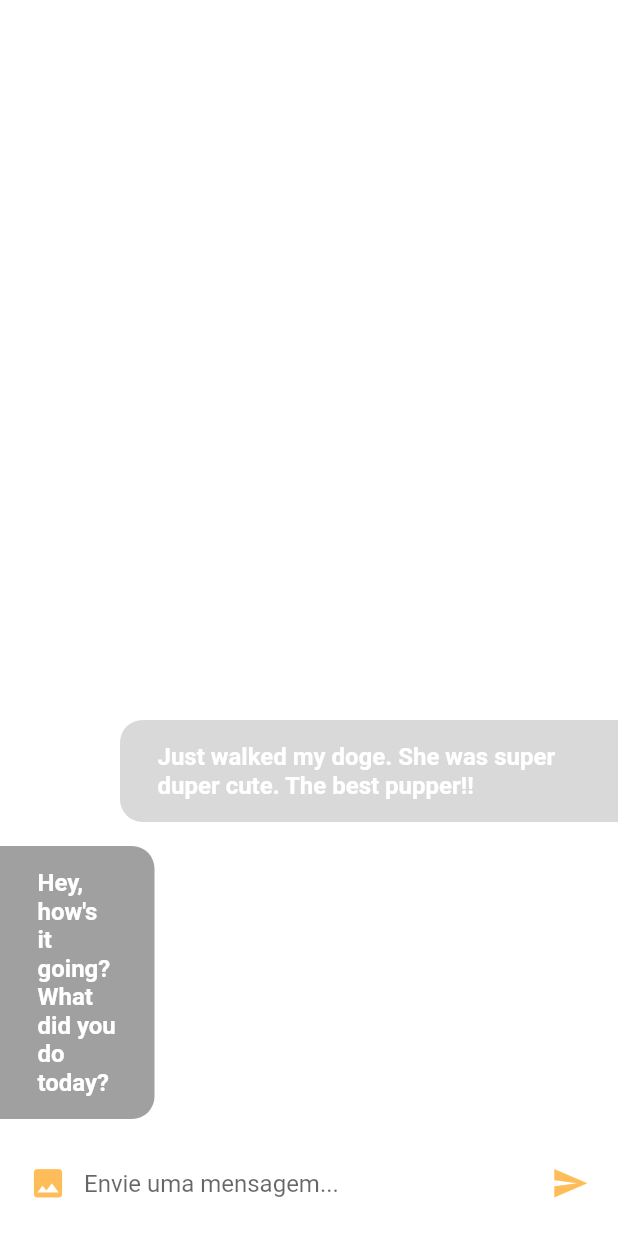
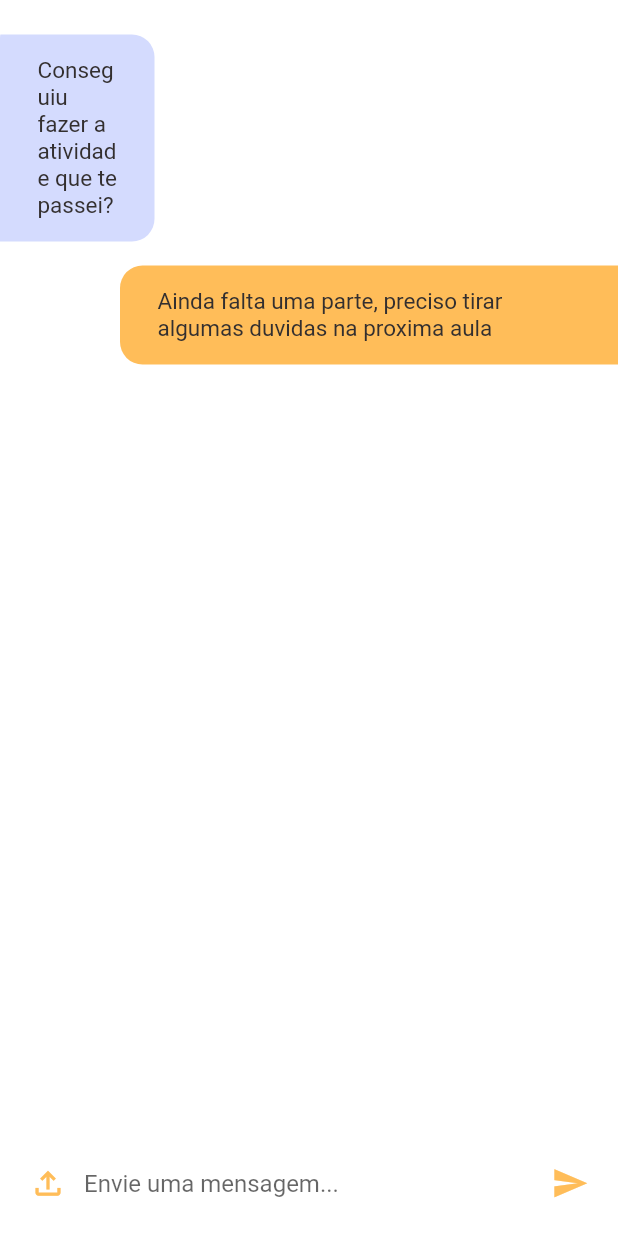
Before and after one commit to gabrielespanhol/2Learn, a Flutter app: the ChatScreen widget shown alone on an empty page, opened directly, on a phone screen of 412 x 824 dp. Run offline on Flutter 3.47's test engine with Material 2 defaults, Android fonts, the light colour scheme and no system bars; our stand-ins replace file_picker, firebase_core, firebase_storage, flutter_svg; accounts and stored records are empty.

Commit message:
classRoom_2

```diff
--- a/lib/Screens/ClassRoom/components/chat_widget.dart
+++ b/lib/Screens/ClassRoom/components/chat_widget.dart
@@ -1,3 +1,4 @@
+import 'package:file_picker/file_picker.dart';
 import 'package:flutter/material.dart';
 import 'package:flutter_web_1/Models/teste/message_model.dart';
 import 'package:flutter_web_1/constant.dart';
@@ -16,13 +17,14 @@ final TextEditingController controladorMensagemEnvio = TextEditingController();
 List<Message> messages = [
   Message(
     sender: james,
-    text: 'Hey, how\'s it going? What did you do today?',
+    text: 'Conseguiu fazer a atividade que te passei?',
     isLiked: true,
     unread: true,
   ),
   Message(
     sender: currentUser,
-    text: 'Just walked my doge. She was super duper cute. The best pupper!!',
+    text:
+        'Ainda falta uma parte, preciso tirar algumas duvidas na proxima aula',
     isLiked: false,
     unread: true,
   ),
@@ -69,9 +71,7 @@ class _ChatScreenState extends State<ChatScreen> {
       padding: const EdgeInsets.symmetric(horizontal: 25.0, vertical: 15.0),
       width: (size.height + size.width) / 12,
       decoration: BoxDecoration(
-        color: isMe
-            ? const Color.fromARGB(255, 217, 217, 217)
-            : const Color.fromARGB(255, 160, 160, 160),
+        color: isMe ? KPrimaryColor : kSecondaryColor,
         borderRadius: isMe
             ? const BorderRadius.only(
                 topLeft: Radius.circular(15.0),
@@ -88,9 +88,8 @@ class _ChatScreenState extends State<ChatScreen> {
           Text(
             message.text,
             style: const TextStyle(
-              color: Colors.white,
-              fontSize: 16.0,
-              fontWeight: FontWeight.w600,
+              color: KTextcolor,
+              fontSize: 15,
             ),
           ),
         ],
@@ -109,7 +108,7 @@ class _ChatScreenState extends State<ChatScreen> {
   _buildMessageComposer() {
     return Container(
       decoration: const BoxDecoration(
-        color: Colors.white,
+        color: kChatcolor,
         borderRadius: BorderRadius.only(
           bottomLeft: Radius.circular(25),
           bottomRight: Radius.circular(25),
@@ -121,10 +120,12 @@ class _ChatScreenState extends State<ChatScreen> {
       child: Row(
         children: <Widget>[
           IconButton(
-            icon: const Icon(Icons.photo),
+            icon: const Icon(Icons.file_upload_outlined),
             iconSize: 25.0,
             color: Theme.of(context).primaryColor,
-            onPressed: () {},
+            onPressed: () async {
+              final result = await FilePicker.platform.pickFiles();
+            },
           ),
           Expanded(
             child: TextField(
@@ -141,7 +142,6 @@ class _ChatScreenState extends State<ChatScreen> {
             iconSize: 25.0,
             color: Theme.of(context).primaryColor,
             onPressed: () {
-              print(controladorMensagemEnvio.text);
               if (controladorMensagemEnvio.text != "") {
                 messages.add(
                   Message(
@@ -152,9 +152,6 @@ class _ChatScreenState extends State<ChatScreen> {
                   ),
                 );
               }
-              print(messages[0].text);
-              print(messages[1].text);
-              print(messages[2].text);
               controladorMensagemEnvio.text = "";
               setState(() {});
             },
@@ -175,7 +172,7 @@ class _ChatScreenState extends State<ChatScreen> {
             Expanded(
               child: Container(
                 decoration: const BoxDecoration(
-                  color: Colors.white,
+                  color: kChatcolor,
                   borderRadius: BorderRadius.only(
                     topLeft: Radius.circular(25),
                     topRight: Radius.circular(25),
@@ -187,7 +184,7 @@ class _ChatScreenState extends State<ChatScreen> {
                     topRight: Radius.circular(25),
                   ),
                   child: ListView.builder(
-                    reverse: true,
+                    reverse: false,
                     padding: const EdgeInsets.only(top: 15.0),
                     itemCount: messages.length,
                     itemBuilder: (BuildContext context, int index) {
--- a/lib/Screens/StudentScreens/ContractedCourses/components/course_card_studente_view.dart
+++ b/lib/Screens/StudentScreens/ContractedCourses/components/course_card_studente_view.dart
@@ -177,6 +177,7 @@ class CourseCardStudent extends StatelessWidget {
           Navigator.pushNamed(
             context,
             "/aula",
+            arguments: course.nomeCurso.toString(),
           ),
         },
       ),
--- a/lib/Screens/StudentScreens/ViewCourses/view_courses_screen.dart
+++ b/lib/Screens/StudentScreens/ViewCourses/view_courses_screen.dart
@@ -6,8 +6,8 @@ import 'package:flutter_web_1/responsive.dart';
 
 // ignore: must_be_immutable
 class ViewCourses extends StatefulWidget {
-  String? category;
-  ViewCourses({Key? key, this.category}) : super(key: key);
+  String? categorys;
+  ViewCourses({Key? key, this.categorys}) : super(key: key);
 
   @override
   State<ViewCourses> createState() => _ViewCoursesState();
--- a/lib/Screens/StudentScreens/ViewCourses/web_view_courses_screen.dart
+++ b/lib/Screens/StudentScreens/ViewCourses/web_view_courses_screen.dart
@@ -19,7 +19,7 @@ class WebViewCourses extends StatelessWidget {
     List<Teachers> TeachersList = [
       Teachers(
         nomeTutor: "Isabella",
-        sobrenomeTutor: "Oliveira Espanhol",
+        sobrenomeTutor: "Oliveira Queiroz Espanhol",
         profissaoTutor: "Cientista de Dados - Itaú Unibanco",
         formacaoAcademica: "Sistemas de informações - FIAP",
         caminhoFoto: "Bella",
@@ -96,7 +96,7 @@ class WebViewCourses extends StatelessWidget {
       ///
       Teachers(
         nomeTutor: "Isabella",
-        sobrenomeTutor: "Oliveira Espanhol",
+        sobrenomeTutor: "Oliveira Queiroz Espanhol",
         profissaoTutor: "Cientista de Dados - Itaú Unibanco",
         formacaoAcademica: "Sistemas de informações - FIAP",
         caminhoFoto: "Bella",
--- a/lib/constant.dart
+++ b/lib/constant.dart
@@ -13,5 +13,6 @@ const KTextButtoncolor = Color.fromARGB(255, 255, 255, 255);
 const kFormsGray = Color.fromARGB(255, 217, 217, 217);
 const KDarkButton = Color(0xFF372930);
 const kaccentColor = Color(0xFFFEF9EB);
+const kChatcolor = Color.fromARGB(255, 255, 255, 255);
 
 const double defaultPadding = 16.0;
--- a/lib/main.dart
+++ b/lib/main.dart
@@ -56,7 +56,6 @@ class MyApp extends StatelessWidget {
         '/visualizaraulasedicao': (context) => WebEditingCourses(),
         '/editaraulas': (context) => EditingCoursesForms(),
         '/aula': (context) => ClassRoom(),
-        '/teste': (context) => ChatScreen(),
       },
       debugShowCheckedModeBanner: false,
       title: 'Flutter Auth',
```
Also changed, not shown: lib/Screens/ClassRoom/class_room.dart (+9 -4 lines), lib/Screens/ClassRoom/web_class_room.dart (+41 -108 lines), 1 other file.
